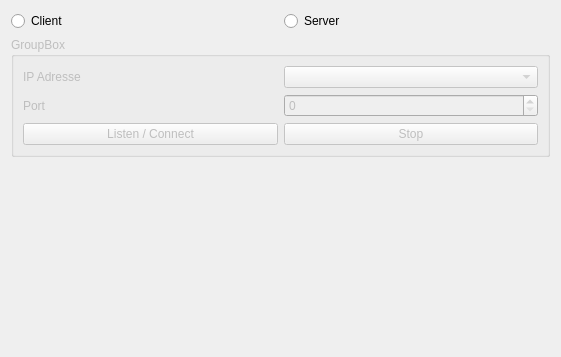
Qt form libRemoteControl/remotecontrolview.ui (Ahumbawapa/RemoteTest) before a commit.
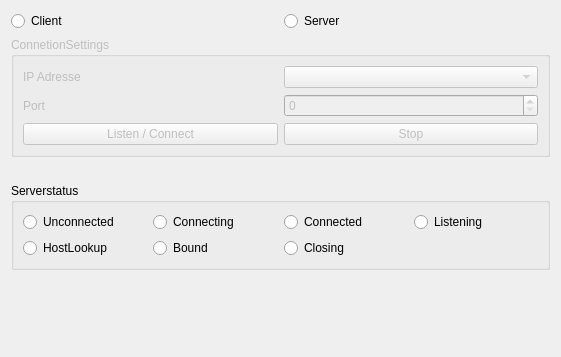
The same form after that commit.

Commit message: encapsulated TcpServer in own class

```diff
--- a/libRemoteControl/remotecontrolview.ui
+++ b/libRemoteControl/remotecontrolview.ui
@@ -38,7 +38,7 @@
       <bool>false</bool>
      </property>
      <property name="title">
-      <string>GroupBox</string>
+      <string>ConnetionSettings</string>
      </property>
      <layout class="QVBoxLayout" name="verticalLayout_2">
       <item>
@@ -121,6 +121,64 @@
      </property>
     </widget>
    </item>
+   <item>
+    <widget class="QGroupBox" name="groupBoxServerStatus">
+     <property name="title">
+      <string>Serverstatus</string>
+     </property>
+     <layout class="QGridLayout" name="gridLayout_2">
+      <item row="0" column="2">
+       <widget class="QRadioButton" name="radioButtonConnected">
+        <property name="text">
+         <string>Connected</string>
+        </property>
+       </widget>
+      </item>
+      <item row="0" column="1">
+       <widget class="QRadioButton" name="radioButtonConnecting">
+        <property name="text">
+         <string>Connecting</string>
+        </property>
+       </widget>
+      </item>
+      <item row="0" column="7">
+       <widget class="QRadioButton" name="radioButtonListening">
+        <property name="text">
+         <string>Listening</string>
+        </property>
+       </widget>
+      </item>
+      <item row="0" column="0">
+       <widget class="QRadioButton" name="radioButtonUnconnected">
+        <property name="text">
+         <string>Unconnected</string>
+        </property>
+       </widget>
+      </item>
+      <item row="1" column="0">
+       <widget class="QRadioButton" name="radioButtonHostLookup">
+        <property name="text">
+         <string>HostLookup</string>
+        </property>
+       </widget>
+      </item>
+      <item row="1" column="1">
+       <widget class="QRadioButton" name="radioButtonBound">
+        <property name="text">
+         <string>Bound</string>
+        </property>
+       </widget>
+      </item>
+      <item row="1" column="2">
+       <widget class="QRadioButton" name="radioButtonClosing">
+        <property name="text">
+         <string>Closing</string>
+        </property>
+       </widget>
+      </item>
+     </layout>
+    </widget>
+   </item>
    <item>
     <spacer name="verticalSpacer">
      <property name="orientation">
```
The commit also changes 11 other files.
